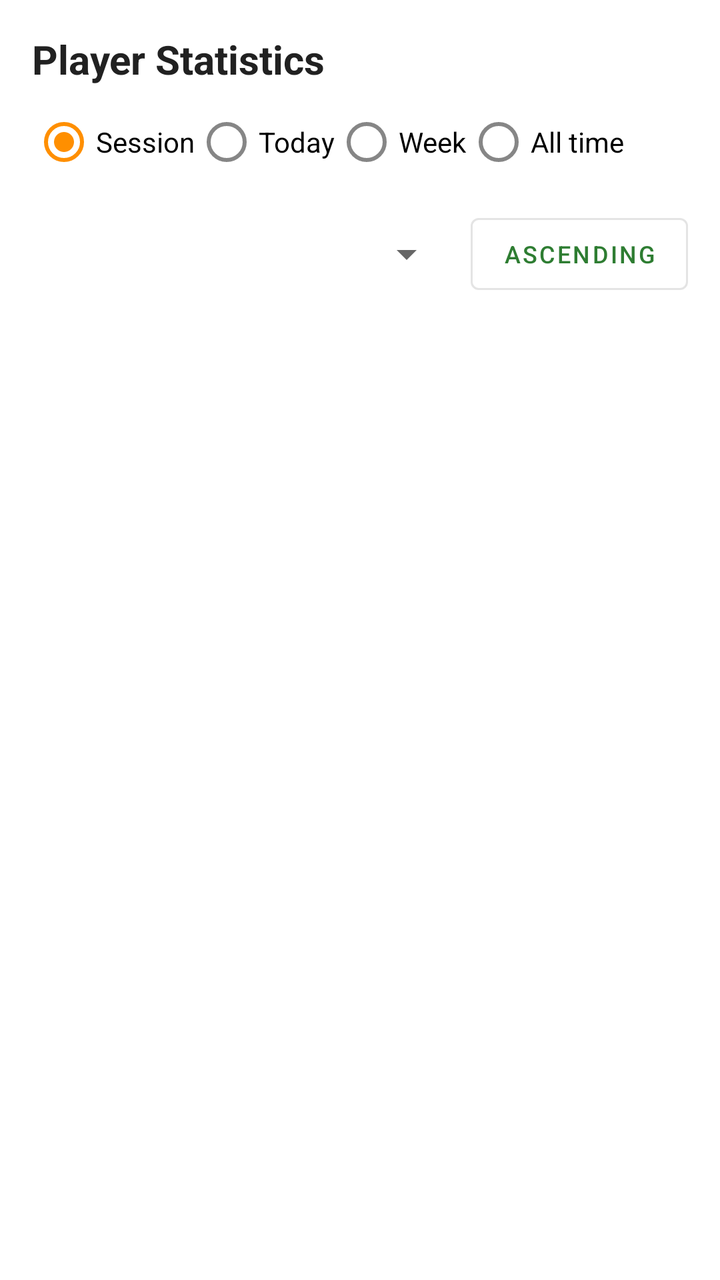
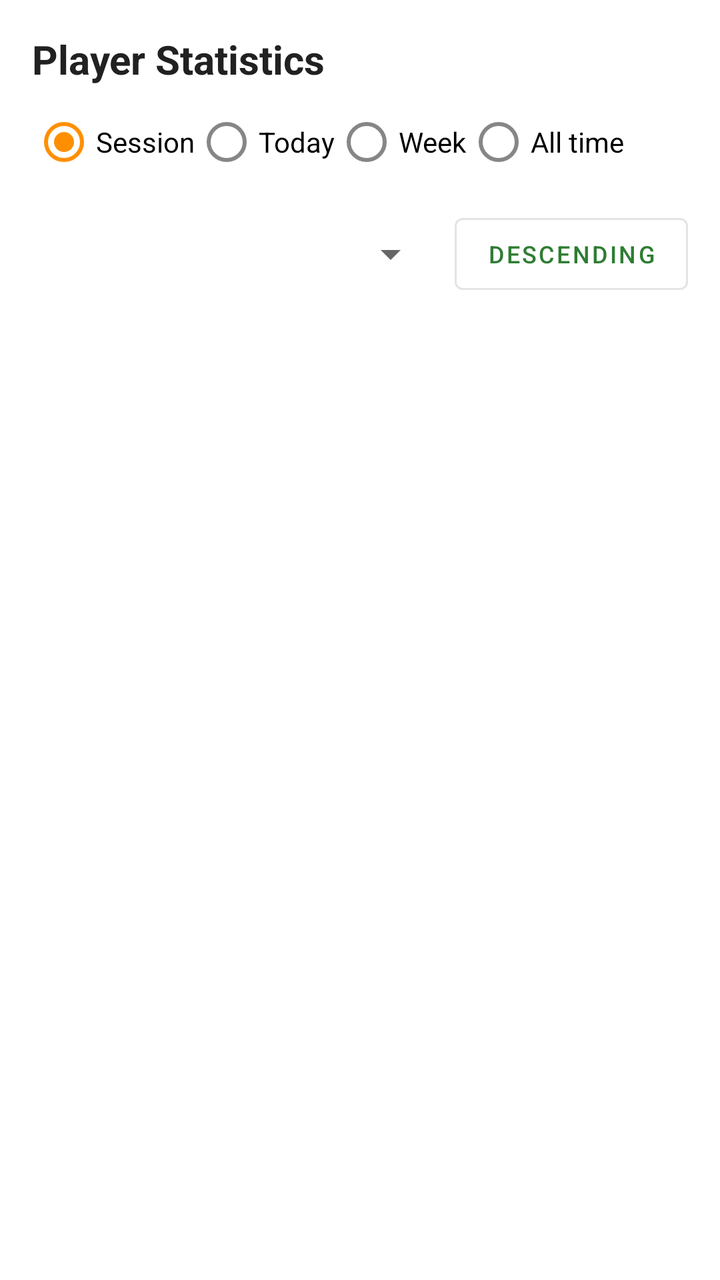

An Android layout rendered at two revisions. The XML below is the earlier revision; the diff shows what the commit changed to produce the second picture.
<!-- AndroidManifest.xml: application theme Theme.ASField -->
<!-- res/layout/fragment_stats.xml -->
<?xml version="1.0" encoding="utf-8"?>
<LinearLayout xmlns:android="http://schemas.android.com/apk/res/android"
    android:layout_width="match_parent"
    android:layout_height="match_parent"
    android:orientation="vertical"
    android:padding="16dp">

    <TextView
        android:layout_width="wrap_content"
        android:layout_height="wrap_content"
        android:text="Player Statistics"
        android:textColor="@color/text_primary"
        android:textSize="20sp"
        android:textStyle="bold" />

    <RadioGroup
        android:id="@+id/radio_stats_period"
        android:layout_width="match_parent"
        android:layout_height="wrap_content"
        android:layout_marginTop="4dp"
        android:orientation="horizontal">
        <RadioButton
            android:id="@+id/radio_session"
            android:layout_width="wrap_content"
            android:layout_height="wrap_content"
            android:checked="true"
            android:text="Session" />
        <RadioButton
            android:id="@+id/radio_today"
            android:layout_width="wrap_content"
            android:layout_height="wrap_content"
            android:text="Today" />
        <RadioButton
            android:id="@+id/radio_week"
            android:layout_width="wrap_content"
            android:layout_height="wrap_content"
            android:text="Week" />
        <RadioButton
            android:id="@+id/radio_all_time"
            android:layout_width="wrap_content"
            android:layout_height="wrap_content"
            android:text="All time" />
    </RadioGroup>

    <LinearLayout
        android:layout_width="match_parent"
        android:layout_height="wrap_content"
        android:layout_marginTop="8dp"
        android:gravity="center_vertical">
        <Spinner
            android:id="@+id/spinner_sort"
            android:layout_width="0dp"
            android:layout_height="wrap_content"
            android:layout_weight="1" />
        <com.google.android.material.button.MaterialButton
            android:id="@+id/btn_sort_direction"
            style="@style/Widget.MaterialComponents.Button.OutlinedButton"
            android:layout_width="wrap_content"
            android:layout_height="wrap_content"
            android:layout_marginStart="8dp"
            android:text="Ascending"
            android:textSize="12sp" />
    </LinearLayout>

    <HorizontalScrollView
        android:layout_width="match_parent"
        android:layout_height="0dp"
        android:layout_marginTop="8dp"
        android:layout_weight="1"
        android:fillViewport="false"
        android:scrollbars="horizontal">
        <LinearLayout
            android:id="@+id/stats_table"
            android:layout_width="wrap_content"
            android:layout_height="wrap_content"
            android:orientation="vertical" />
    </HorizontalScrollView>
</LinearLayout>
<!-- resources referenced by this layout -->
<resources>
  <color name="text_primary">#212121</color>
  <style name="Theme.ASField" parent="Theme.MaterialComponents.DayNight.NoActionBar">
          
          <item name="colorPrimary">@color/primary</item>
          <item name="colorPrimaryVariant">@color/primary_dark</item>
          <item name="colorOnPrimary">@color/white</item>
  
          
          <item name="colorSecondary">@color/accent</item>
          <item name="colorSecondaryVariant">@color/accent</item>
          <item name="colorOnSecondary">@color/white</item>
  
          
          <item name="colorSurface">@color/surface_card</item>
          <item name="colorOnSurface">@color/text_primary</item>
          <item name="colorOnSurfaceVariant">@color/text_secondary</item>
  
          
          <item name="android:statusBarColor">@color/primary_dark</item>
      </style>
  <color name="primary">#2E7D32</color>
  <color name="primary_dark">#1B5E20</color>
  <color name="white">#FFFFFFFF</color>
  <color name="accent">#FF8F00</color>
  <color name="surface_card">#FFFFFF</color>
  <color name="text_secondary">#666666</color>
</resources>

<!-- the commit's change to res/layout/fragment_stats.xml (unified diff, before → after) -->
@@ -58,7 +58,7 @@
             android:layout_width="wrap_content"
             android:layout_height="wrap_content"
             android:layout_marginStart="8dp"
-            android:text="Ascending"
+            android:text="Descending"
             android:textSize="12sp" />
     </LinearLayout>
 
